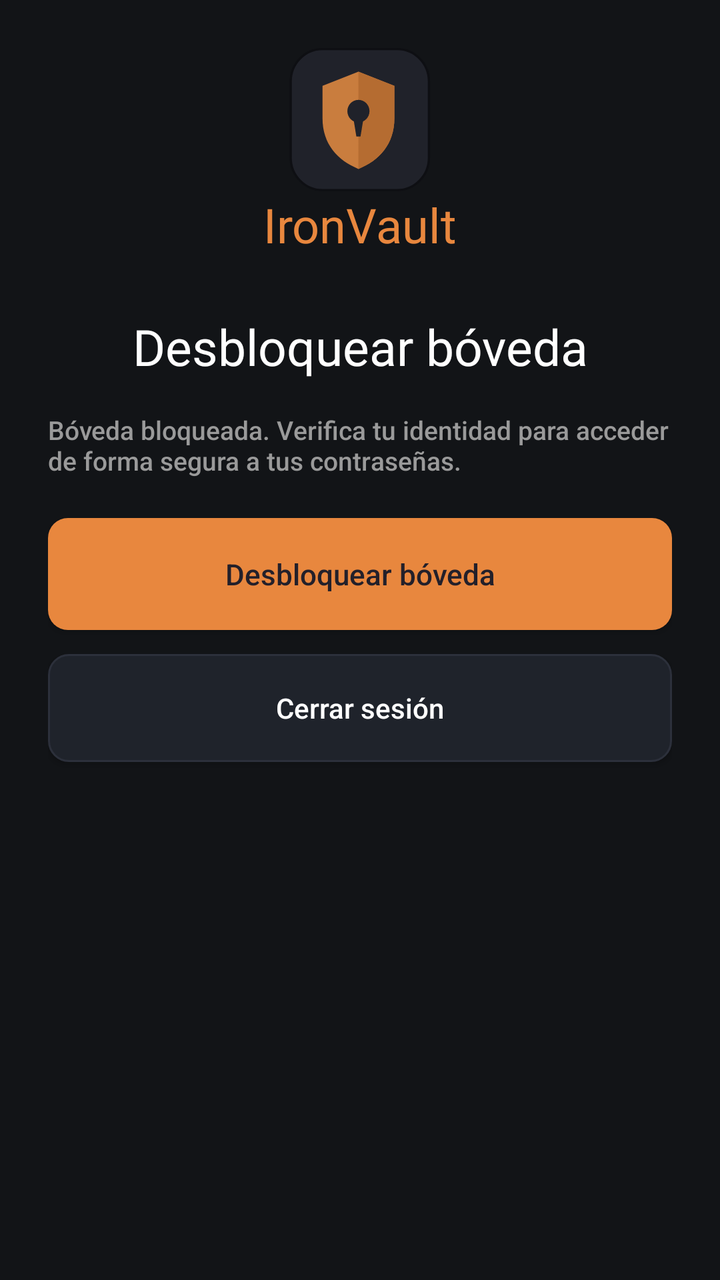
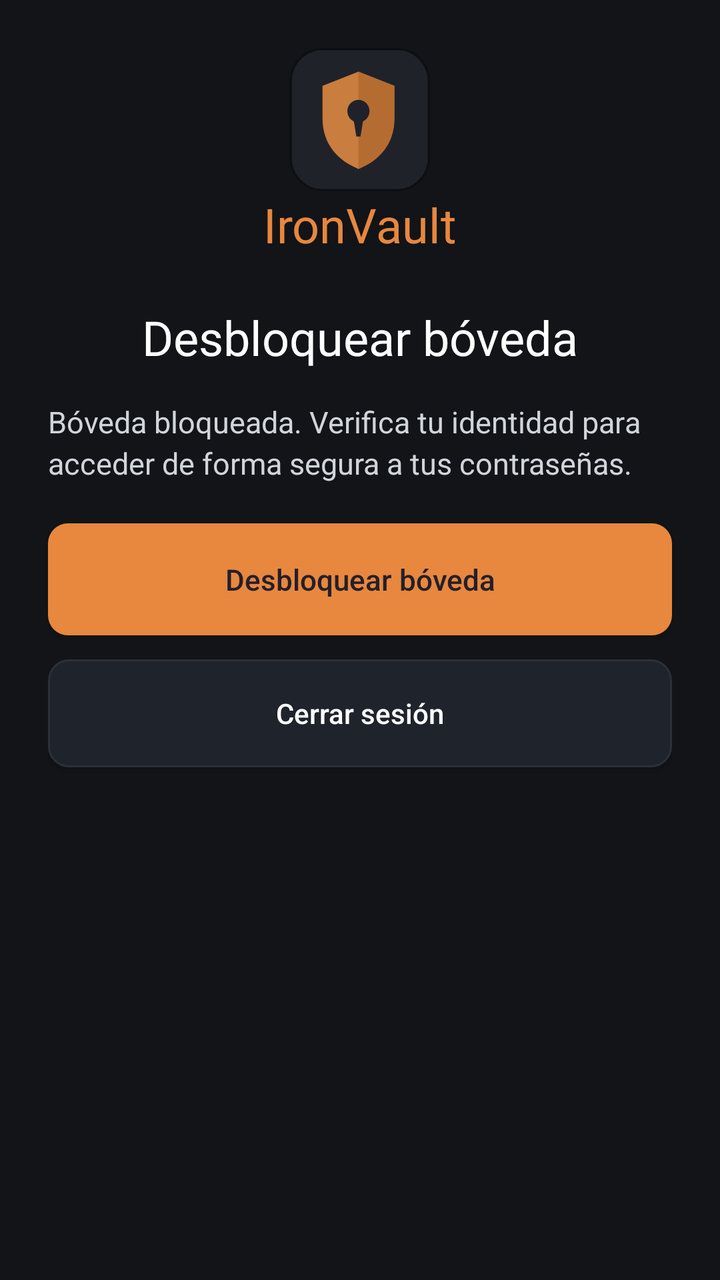

The first picture is an Android layout as it rendered before a commit; the second is the same layout after the commit. The layout source and the unified diff follow.
<!-- AndroidManifest.xml: application theme Theme.MyApplication -->
<!-- res/layout/activity_vault_access.xml -->
<?xml version="1.0" encoding="utf-8"?>
<ScrollView xmlns:android="http://schemas.android.com/apk/res/android" xmlns:app="http://schemas.android.com/apk/res-auto"
    android:layout_width="match_parent" android:layout_height="match_parent" android:fillViewport="true"
    android:background="#121417">
    <LinearLayout android:layout_width="match_parent" android:layout_height="wrap_content"
        android:orientation="vertical" android:gravity="center_horizontal" android:padding="24dp">
        <ImageView android:layout_width="72dp" android:layout_height="72dp" android:src="@drawable/logo" android:contentDescription="IronVault" />
        <TextView android:layout_width="wrap_content" android:layout_height="wrap_content" android:text="IronVault"
            android:textSize="24sp" android:fontFamily="@font/inter_bold" android:textColor="#E8873E" />
        <TextView android:id="@+id/accessTitle" android:layout_width="match_parent" android:layout_height="wrap_content"
            android:layout_marginTop="28dp" android:text="Desbloquear bóveda" android:textSize="25sp" android:fontFamily="@font/inter_bold" android:textColor="@color/text_primary" android:gravity="center" />
        <TextView android:id="@+id/accessMessage" android:layout_width="match_parent" android:layout_height="wrap_content"
            android:layout_marginTop="16dp" android:text="Bóveda bloqueada. Verifica tu identidad para acceder de forma segura a tus contraseñas."
            android:fontFamily="sans-serif-medium" android:textSize="13sp" android:textColor="#9A9A9A" android:accessibilityLiveRegion="polite" />
        <ImageButton android:id="@+id/accessFingerprint" android:layout_width="96dp" android:layout_height="96dp"
            android:layout_marginTop="20dp" android:src="@drawable/ic_biometric_secure" android:background="@drawable/bg_biometric_circle"
            android:visibility="gone" android:padding="20dp" android:scaleType="fitCenter" android:contentDescription="Iniciar autenticación biométrica" />
        <androidx.appcompat.widget.AppCompatButton android:id="@+id/accessBiometric" android:layout_width="match_parent" android:layout_height="wrap_content" android:minHeight="48dp"
            android:visibility="gone" android:text="Desbloquear con biometría" android:layout_marginTop="16dp" android:background="@drawable/bg_secondary_button" android:backgroundTint="@null" android:textColor="#FFFFFF" android:textAllCaps="false" android:fontFamily="sans-serif-medium" />
        <TextView android:id="@+id/accessPasswordLabel" android:layout_width="match_parent" android:layout_height="wrap_content" android:text="Usar contraseña maestra"
            android:layout_marginTop="20dp" android:fontFamily="sans-serif-medium" android:textSize="13sp" android:textColor="#9A9A9A" android:labelFor="@id/accessPassword" android:visibility="gone" />
        <EditText android:id="@+id/accessPassword" android:layout_width="match_parent" android:layout_height="wrap_content"
            android:layout_marginTop="16dp" android:paddingHorizontal="18dp" android:paddingVertical="16dp" android:background="@drawable/bg_input_dark" android:backgroundTint="@null" android:fontFamily="sans-serif-medium" android:textSize="13.5sp" android:minHeight="56dp" android:hint="Contraseña maestra" android:inputType="textPassword" android:saveEnabled="false"
            android:textColor="#FFFFFF" android:textColorHint="#7A7A7A" android:visibility="gone" />
        <EditText android:id="@+id/accessNewPassword" android:layout_width="match_parent" android:layout_height="wrap_content"
            android:layout_marginTop="16dp" android:paddingHorizontal="18dp" android:paddingVertical="16dp" android:background="@drawable/bg_input_dark" android:backgroundTint="@null" android:fontFamily="sans-serif-medium" android:textSize="13.5sp" android:minHeight="56dp" android:hint="Nueva contraseña maestra (mínimo 8 caracteres)" android:inputType="textPassword" android:saveEnabled="false"
            android:textColor="#FFFFFF" android:textColorHint="#7A7A7A" android:visibility="gone" />
        <EditText android:id="@+id/accessConfirm" android:layout_width="match_parent" android:layout_height="wrap_content"
            android:layout_marginTop="16dp" android:paddingHorizontal="18dp" android:paddingVertical="16dp" android:background="@drawable/bg_input_dark" android:backgroundTint="@null" android:fontFamily="sans-serif-medium" android:textSize="13.5sp" android:minHeight="56dp" android:hint="Repite la nueva contraseña maestra" android:inputType="textPassword" android:saveEnabled="false"
            android:textColor="#FFFFFF" android:textColorHint="#7A7A7A" android:visibility="gone" />
        <EditText android:id="@+id/accessAccountPassword" android:layout_width="match_parent" android:layout_height="wrap_content"
            android:layout_marginTop="16dp" android:paddingHorizontal="18dp" android:paddingVertical="16dp" android:background="@drawable/bg_input_dark" android:backgroundTint="@null" android:fontFamily="sans-serif-medium" android:textSize="13.5sp" android:minHeight="56dp" android:hint="Repite tu contraseña de inicio de sesión" android:inputType="textPassword" android:saveEnabled="false"
            android:textColor="#FFFFFF" android:textColorHint="#7A7A7A" android:visibility="gone" />
        <androidx.appcompat.widget.AppCompatCheckBox android:id="@+id/accessAcknowledgement" android:button="@drawable/custom_checkbox" app:buttonTint="@null" android:buttonTint="@null" android:drawablePadding="10dp" android:layout_width="match_parent" android:layout_height="wrap_content"
            android:text="Entiendo que mi contraseña maestra no es recuperable. Los administradores y soporte no pueden recuperarla ni restablecerla. Si pierdo mis accesos válidos, puedo perder mis datos permanentemente."
            android:fontFamily="sans-serif-medium" android:textSize="13sp" android:textColor="#9A9A9A" android:minHeight="48dp" android:visibility="gone" />
        <TextView android:id="@+id/accessLockout" android:layout_width="match_parent" android:layout_height="wrap_content"
            android:layout_marginTop="12dp" android:textColor="#C97D3E" android:textSize="13sp"
            android:fontFamily="sans-serif-medium" android:gravity="center" android:visibility="gone" />
        <ProgressBar android:id="@+id/accessProgress" android:layout_width="40dp" android:layout_height="40dp" android:visibility="gone" />
        <androidx.appcompat.widget.AppCompatButton android:id="@+id/accessSubmit" android:layout_width="match_parent" android:layout_height="wrap_content" android:minHeight="56dp"
            android:text="Desbloquear bóveda" android:layout_marginTop="20dp" android:background="@drawable/bg_primary_button" android:backgroundTint="@null" android:textColor="#23202A" android:textSize="14.5sp" android:textAllCaps="false" android:fontFamily="sans-serif-medium" />
        <androidx.appcompat.widget.AppCompatButton android:id="@+id/accessSignOut" android:layout_width="match_parent" android:layout_height="wrap_content" android:text="Cerrar sesión" android:minHeight="54dp" android:layout_marginTop="12dp" android:background="@drawable/bg_secondary_button" android:backgroundTint="@null" android:textColor="#FFFFFF" android:textAllCaps="false" android:fontFamily="sans-serif-medium" />
    </LinearLayout>
</ScrollView>
<!-- resources referenced by this layout -->
<resources>
  <color name="text_primary">#FFFFFF</color>
  <!-- drawable bg_biometric_circle (drawable) -->
  <vector xmlns:android="http://schemas.android.com/apk/res/android"
      android:width="82dp"
      android:height="82dp"
      android:viewportWidth="82"
      android:viewportHeight="82">
    <path
        android:pathData="M40.75,80.75C62.841,80.75 80.75,62.841 80.75,40.75C80.75,18.659 62.841,0.75 40.75,0.75C18.659,0.75 0.75,18.659 0.75,40.75C0.75,62.841 18.659,80.75 40.75,80.75Z"
        android:strokeWidth="1.5"
        android:fillColor="#1C212B"
        android:strokeColor="#D8823B"/>
  </vector>
  <!-- drawable bg_input_dark (drawable) -->
  <?xml version="1.0" encoding="utf-8"?>
  <shape xmlns:android="http://schemas.android.com/apk/res/android"
      android:shape="rectangle">
      
      <solid android:color="#1F2127" />
  
      
      <stroke
          android:width="1dp"
          android:color="#35373E" />
  
      
      <corners android:radius="12dp" />
  </shape>
  <!-- drawable bg_primary_button (drawable) -->
  <?xml version="1.0" encoding="utf-8"?>
  <shape xmlns:android="http://schemas.android.com/apk/res/android"
      android:shape="rectangle">
      <corners android:radius="10dp" />
      <solid android:color="#E8873E" />
  </shape>
  <!-- drawable bg_secondary_button (drawable) -->
  <?xml version="1.0" encoding="utf-8"?>
  <shape xmlns:android="http://schemas.android.com/apk/res/android"
      android:shape="rectangle">
      <corners android:radius="10dp" />
      <solid android:color="#1F232B" />
      <stroke
          android:width="1dp"
          android:color="#2C303B" />
  </shape>
  <!-- drawable ic_biometric_secure (drawable) -->
  <vector xmlns:android="http://schemas.android.com/apk/res/android" android:width="64dp" android:height="64dp" android:viewportWidth="64" android:viewportHeight="64">
      <path android:strokeColor="#E08238" android:strokeWidth="3" android:strokeLineCap="round" android:fillColor="@android:color/transparent"
          android:pathData="M12,29 C12,6 52,6 52,29 M19,30 C19,14 45,14 45,30 C45,43 49,47 51,49 M26,31 C26,23 38,23 38,31 C38,45 42,51 45,55 M32,31 C32,43 31,50 27,57 M19,37 C19,46 16,50 13,53 M25,39 C25,47 23,52 20,56 M12,36 C12,41 10,45 8,47 M51,36 C52,40 54,43 57,45" />
  </vector>
  <style name="Theme.MyApplication" parent="Base.Theme.MyApplication" />
  <!-- drawable ic_check (drawable) -->
  <vector xmlns:android="http://schemas.android.com/apk/res/android"
      android:width="18dp"
      android:height="18dp"
      android:viewportWidth="24"
      android:viewportHeight="24">
      <path
          android:fillColor="#FFFFFF"
          android:pathData="M9,16.2L4.8,12l-1.4,1.4L9,19 21,7l-1.4,-1.4L9,16.2z"/>
  </vector>
  <style name="Base.Theme.MyApplication" parent="Theme.Material3.DayNight.NoActionBar">
          <item name="android:windowBackground">#000000</item>
      </style>
  <!-- unchanged entries left out for length: 2 -->
</resources>

<!-- the commit's change to res/layout/activity_vault_access.xml (unified diff, before → after) -->
@@ -4,42 +4,65 @@
     android:background="#121417">
     <LinearLayout android:layout_width="match_parent" android:layout_height="wrap_content"
         android:orientation="vertical" android:gravity="center_horizontal" android:padding="24dp">
-        <ImageView android:layout_width="72dp" android:layout_height="72dp" android:src="@drawable/logo" android:contentDescription="IronVault" />
+        <FrameLayout android:layout_width="match_parent" android:layout_height="wrap_content">
+            <ImageView android:layout_width="match_parent" android:layout_height="72dp"
+                android:layout_marginHorizontal="48dp" android:scaleType="fitCenter"
+                android:src="@drawable/logo" android:contentDescription="IronVault" />
+
+            <ImageButton
+                android:id="@+id/accessBack"
+                android:layout_width="48dp"
+                android:layout_height="48dp"
+                android:layout_gravity="start|center_vertical"
+                android:background="?attr/selectableItemBackgroundBorderless"
+                android:contentDescription="@string/action_back"
+                android:src="@drawable/ic_arrow_back"
+                android:visibility="gone" />
+        </FrameLayout>
         <TextView android:layout_width="wrap_content" android:layout_height="wrap_content" android:text="IronVault"
             android:textSize="24sp" android:fontFamily="@font/inter_bold" android:textColor="#E8873E" />
         <TextView android:id="@+id/accessTitle" android:layout_width="match_parent" android:layout_height="wrap_content"
-            android:layout_marginTop="28dp" android:text="Desbloquear bóveda" android:textSize="25sp" android:fontFamily="@font/inter_bold" android:textColor="@color/text_primary" android:gravity="center" />
+            android:layout_marginTop="24dp" android:text="Desbloquear bóveda" android:textSize="24sp" android:fontFamily="@font/inter_bold" android:textColor="@color/text_primary" android:gravity="center" />
         <TextView android:id="@+id/accessMessage" android:layout_width="match_parent" android:layout_height="wrap_content"
             android:layout_marginTop="16dp" android:text="Bóveda bloqueada. Verifica tu identidad para acceder de forma segura a tus contraseñas."
-            android:fontFamily="sans-serif-medium" android:textSize="13sp" android:textColor="#9A9A9A" android:accessibilityLiveRegion="polite" />
+            android:fontFamily="sans-serif" android:textSize="15sp" android:lineSpacingExtra="3dp" android:textColor="@color/text_soft" android:accessibilityLiveRegion="polite" />
         <ImageButton android:id="@+id/accessFingerprint" android:layout_width="96dp" android:layout_height="96dp"
             android:layout_marginTop="20dp" android:src="@drawable/ic_biometric_secure" android:background="@drawable/bg_biometric_circle"
             android:visibility="gone" android:padding="20dp" android:scaleType="fitCenter" android:contentDescription="Iniciar autenticación biométrica" />
         <androidx.appcompat.widget.AppCompatButton android:id="@+id/accessBiometric" android:layout_width="match_parent" android:layout_height="wrap_content" android:minHeight="48dp"
             android:visibility="gone" android:text="Desbloquear con biometría" android:layout_marginTop="16dp" android:background="@drawable/bg_secondary_button" android:backgroundTint="@null" android:textColor="#FFFFFF" android:textAllCaps="false" android:fontFamily="sans-serif-medium" />
         <TextView android:id="@+id/accessPasswordLabel" android:layout_width="match_parent" android:layout_height="wrap_content" android:text="Usar contraseña maestra"
-            android:layout_marginTop="20dp" android:fontFamily="sans-serif-medium" android:textSize="13sp" android:textColor="#9A9A9A" android:labelFor="@id/accessPassword" android:visibility="gone" />
+            android:layout_marginTop="24dp" android:fontFamily="sans-serif-medium" android:textSize="14sp" android:textColor="@color/text_primary" android:labelFor="@id/accessPassword" android:visibility="gone" />
         <EditText android:id="@+id/accessPassword" android:layout_width="match_parent" android:layout_height="wrap_content"
-            android:layout_marginTop="16dp" android:paddingHorizontal="18dp" android:paddingVertical="16dp" android:background="@drawable/bg_input_dark" android:backgroundTint="@null" android:fontFamily="sans-serif-medium" android:textSize="13.5sp" android:minHeight="56dp" android:hint="Contraseña maestra" android:inputType="textPassword" android:saveEnabled="false"
-            android:textColor="#FFFFFF" android:textColorHint="#7A7A7A" android:visibility="gone" />
+            android:layout_marginTop="8dp" android:paddingHorizontal="18dp" android:paddingVertical="12dp" android:background="@drawable/bg_input_dark" android:backgroundTint="@null" android:fontFamily="sans-serif-medium" android:textSize="16sp" android:minHeight="56dp" android:inputType="textPassword" android:saveEnabled="false"
+            android:textColor="@color/text_primary" android:visibility="gone" />
+        <TextView android:id="@+id/accessNewPasswordLabel" android:layout_width="match_parent" android:layout_height="wrap_content" android:text="@string/vault_master_new_password"
+            android:layout_marginTop="16dp" android:fontFamily="sans-serif-medium" android:textSize="14sp" android:textColor="@color/text_primary" android:labelFor="@id/accessNewPassword" android:visibility="gone" />
         <EditText android:id="@+id/accessNewPassword" android:layout_width="match_parent" android:layout_height="wrap_content"
-            android:layout_marginTop="16dp" android:paddingHorizontal="18dp" android:paddingVertical="16dp" android:background="@drawable/bg_input_dark" android:backgroundTint="@null" android:fontFamily="sans-serif-medium" android:textSize="13.5sp" android:minHeight="56dp" android:hint="Nueva contraseña maestra (mínimo 8 caracteres)" android:inputType="textPassword" android:saveEnabled="false"
-            android:textColor="#FFFFFF" android:textColorHint="#7A7A7A" android:visibility="gone" />
+            android:layout_marginTop="8dp" android:paddingHorizontal="18dp" android:paddingVertical="12dp" android:background="@drawable/bg_input_dark" android:backgroundTint="@null" android:fontFamily="sans-serif-medium" android:textSize="16sp" android:minHeight="56dp" android:inputType="textPassword" android:saveEnabled="false"
+            android:textColor="@color/text_primary" android:visibility="gone" />
+        <TextView android:id="@+id/accessConfirmLabel" android:layout_width="match_parent" android:layout_height="wrap_content" android:text="@string/vault_master_confirm_password"
+            android:layout_marginTop="16dp" android:fontFamily="sans-serif-medium" android:textSize="14sp" android:textColor="@color/text_primary" android:labelFor="@id/accessConfirm" android:visibility="gone" />
         <EditText android:id="@+id/accessConfirm" android:layout_width="match_parent" android:layout_height="wrap_content"
-            android:layout_marginTop="16dp" android:paddingHorizontal="18dp" android:paddingVertical="16dp" android:background="@drawable/bg_input_dark" android:backgroundTint="@null" android:fontFamily="sans-serif-medium" android:textSize="13.5sp" android:minHeight="56dp" android:hint="Repite la nueva contraseña maestra" android:inputType="textPassword" android:saveEnabled="false"
-            android:textColor="#FFFFFF" android:textColorHint="#7A7A7A" android:visibility="gone" />
+            android:layout_marginTop="8dp" android:paddingHorizontal="18dp" android:paddingVertical="12dp" android:background="@drawable/bg_input_dark" android:backgroundTint="@null" android:fontFamily="sans-serif-medium" android:textSize="16sp" android:minHeight="56dp" android:inputType="textPassword" android:saveEnabled="false"
+            android:textColor="@color/text_primary" android:visibility="gone" />
+        <TextView android:id="@+id/accessAccountPasswordLabel" android:layout_width="match_parent" android:layout_height="wrap_content" android:text="@string/vault_master_account_password"
+            android:layout_marginTop="16dp" android:fontFamily="sans-serif-medium" android:textSize="14sp" android:textColor="@color/text_primary" android:labelFor="@id/accessAccountPassword" android:visibility="gone" />
         <EditText android:id="@+id/accessAccountPassword" android:layout_width="match_parent" android:layout_height="wrap_content"
-            android:layout_marginTop="16dp" android:paddingHorizontal="18dp" android:paddingVertical="16dp" android:background="@drawable/bg_input_dark" android:backgroundTint="@null" android:fontFamily="sans-serif-medium" android:textSize="13.5sp" android:minHeight="56dp" android:hint="Repite tu contraseña de inicio de sesión" android:inputType="textPassword" android:saveEnabled="false"
-            android:textColor="#FFFFFF" android:textColorHint="#7A7A7A" android:visibility="gone" />
-        <androidx.appcompat.widget.AppCompatCheckBox android:id="@+id/accessAcknowledgement" android:button="@drawable/custom_checkbox" app:buttonTint="@null" android:buttonTint="@null" android:drawablePadding="10dp" android:layout_width="match_parent" android:layout_height="wrap_content"
+            android:layout_marginTop="8dp" android:paddingHorizontal="18dp" android:paddingVertical="12dp" android:background="@drawable/bg_input_dark" android:backgroundTint="@null" android:fontFamily="sans-serif-medium" android:textSize="16sp" android:minHeight="56dp" android:inputType="textPassword" android:saveEnabled="false"
+            android:textColor="@color/text_primary" android:visibility="gone" />
+        <androidx.appcompat.widget.AppCompatCheckBox android:id="@+id/accessAcknowledgement" android:button="@drawable/custom_checkbox" app:buttonTint="@null" android:buttonTint="@null" android:layout_width="match_parent" android:layout_height="wrap_content"
             android:text="Entiendo que mi contraseña maestra no es recuperable. Los administradores y soporte no pueden recuperarla ni restablecerla. Si pierdo mis accesos válidos, puedo perder mis datos permanentemente."
-            android:fontFamily="sans-serif-medium" android:textSize="13sp" android:textColor="#9A9A9A" android:minHeight="48dp" android:visibility="gone" />
+            android:layout_marginTop="24dp" android:paddingStart="12dp" android:paddingEnd="0dp" android:gravity="start|top"
+            android:fontFamily="sans-serif" android:textSize="14sp" android:lineSpacingExtra="3dp" android:textColor="@color/text_soft" android:minHeight="48dp" android:visibility="gone" />
         <TextView android:id="@+id/accessLockout" android:layout_width="match_parent" android:layout_height="wrap_content"
             android:layout_marginTop="12dp" android:textColor="#C97D3E" android:textSize="13sp"
             android:fontFamily="sans-serif-medium" android:gravity="center" android:visibility="gone" />
         <ProgressBar android:id="@+id/accessProgress" android:layout_width="40dp" android:layout_height="40dp" android:visibility="gone" />
         <androidx.appcompat.widget.AppCompatButton android:id="@+id/accessSubmit" android:layout_width="match_parent" android:layout_height="wrap_content" android:minHeight="56dp"
+            android:paddingHorizontal="16dp" android:paddingVertical="12dp" android:singleLine="false"
             android:text="Desbloquear bóveda" android:layout_marginTop="20dp" android:background="@drawable/bg_primary_button" android:backgroundTint="@null" android:textColor="#23202A" android:textSize="14.5sp" android:textAllCaps="false" android:fontFamily="sans-serif-medium" />
-        <androidx.appcompat.widget.AppCompatButton android:id="@+id/accessSignOut" android:layout_width="match_parent" android:layout_height="wrap_content" android:text="Cerrar sesión" android:minHeight="54dp" android:layout_marginTop="12dp" android:background="@drawable/bg_secondary_button" android:backgroundTint="@null" android:textColor="#FFFFFF" android:textAllCaps="false" android:fontFamily="sans-serif-medium" />
+        <androidx.appcompat.widget.AppCompatButton android:id="@+id/accessSignOut" android:layout_width="match_parent" android:layout_height="wrap_content" android:text="Cerrar sesión" android:minHeight="54dp" android:layout_marginTop="12dp" android:background="@drawable/bg_secondary_button" android:backgroundTint="@null" android:textColor="#FFFFFF" android:textAllCaps="false" android:fontFamily="sans-serif-medium"
+            android:paddingHorizontal="16dp" android:paddingVertical="12dp" android:singleLine="false" />
     </LinearLayout>
 </ScrollView>
<!-- resource entries referenced after the edit -->
@@ -1,6 +1,7 @@
 <!-- resources referenced by this layout -->
 <resources>
   <color name="text_primary">#FFFFFF</color>
+  <color name="text_soft">#D1D5DB</color>
   <!-- drawable bg_biometric_circle (drawable) -->
   <vector xmlns:android="http://schemas.android.com/apk/res/android"
       android:width="82dp"
@@ -45,11 +46,23 @@
           android:width="1dp"
           android:color="#2C303B" />
   </shape>
+  <!-- drawable ic_arrow_back (drawable) -->
+  <?xml version="1.0" encoding="utf-8"?>
+  <vector xmlns:android="http://schemas.android.com/apk/res/android"
+      android:width="24dp" android:height="24dp"
+      android:viewportWidth="24" android:viewportHeight="24">
+      <path android:fillColor="#FFFFFF"
+          android:pathData="M20,11H7.83l5.59,-5.59L12,4l-8,8 8,8 1.41,-1.41L7.83,13H20v-2z" />
+  </vector>
   <!-- drawable ic_biometric_secure (drawable) -->
   <vector xmlns:android="http://schemas.android.com/apk/res/android" android:width="64dp" android:height="64dp" android:viewportWidth="64" android:viewportHeight="64">
       <path android:strokeColor="#E08238" android:strokeWidth="3" android:strokeLineCap="round" android:fillColor="@android:color/transparent"
           android:pathData="M12,29 C12,6 52,6 52,29 M19,30 C19,14 45,14 45,30 C45,43 49,47 51,49 M26,31 C26,23 38,23 38,31 C38,45 42,51 45,55 M32,31 C32,43 31,50 27,57 M19,37 C19,46 16,50 13,53 M25,39 C25,47 23,52 20,56 M12,36 C12,41 10,45 8,47 M51,36 C52,40 54,43 57,45" />
   </vector>
+  <string name="action_back">Volver</string>
+  <string name="vault_master_account_password">Contraseña de inicio de sesión</string>
+  <string name="vault_master_confirm_password">Confirma la nueva contraseña maestra</string>
+  <string name="vault_master_new_password">Nueva contraseña maestra</string>
   <style name="Theme.MyApplication" parent="Base.Theme.MyApplication" />
   <!-- drawable ic_check (drawable) -->
   <vector xmlns:android="http://schemas.android.com/apk/res/android"
